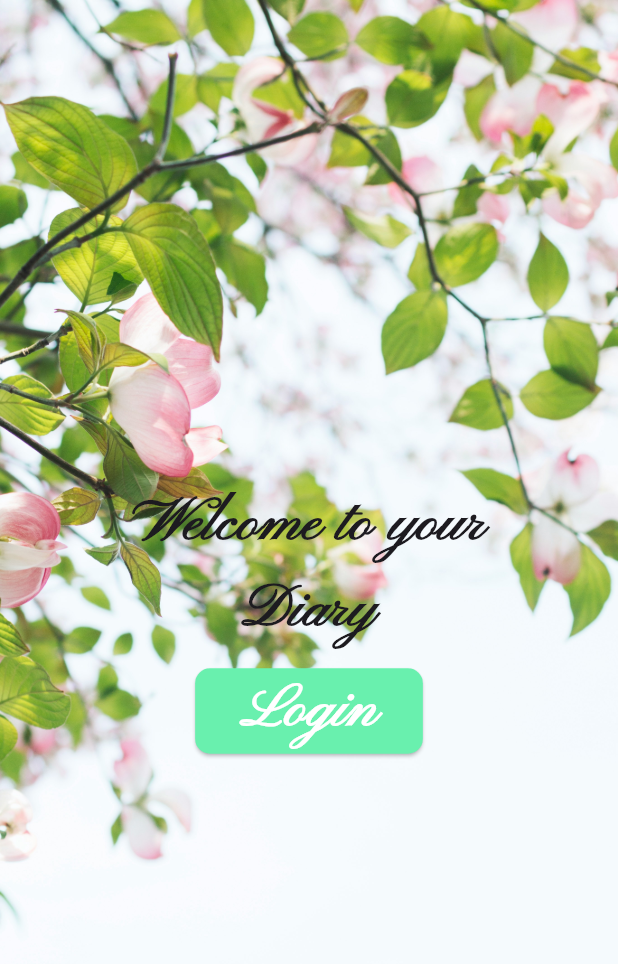
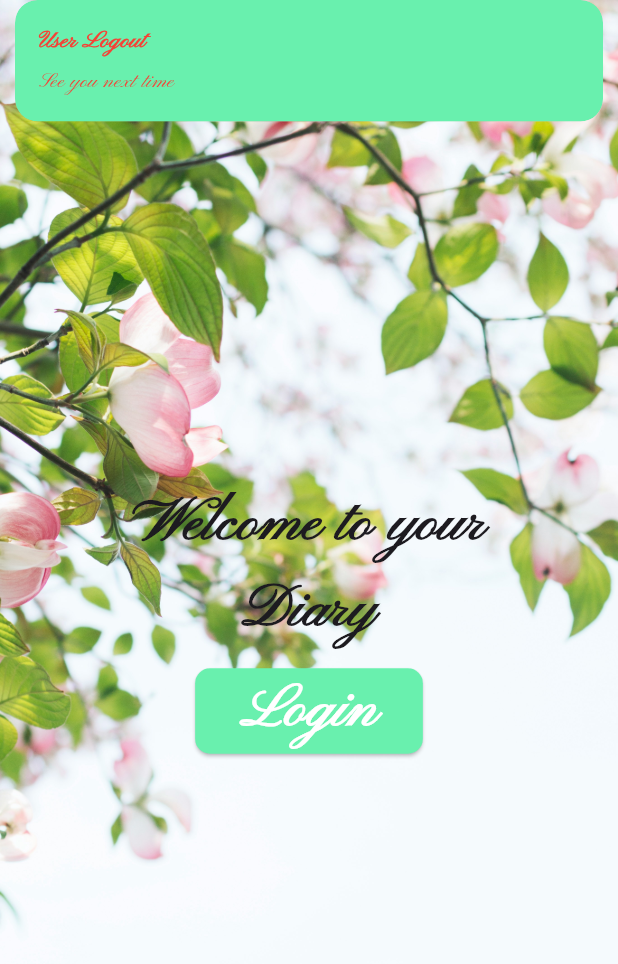
Before and after one commit to Ybouali/mobile, a Flutter app: the BottomNavMenu screen opened directly, after a tap on the "login" icon, on a phone screen of 412 x 824 dp. Shown: the top 964 px of the screen. Run offline on Flutter 3.47's test engine with Material 3 defaults, Android fonts, the phone set to English and light mode, and no system bars; our stand-ins replace cloud_firestore, connectivity_plus, firebase_core, fl_chart, flutter_dotenv, flutter_secure_storage and 8 more; missing offline and left inert: app_settings, auth0_flutter, expressions; accounts and stored records are empty.

Commit message:
module 4 done

```diff
--- a/module-4/diary_app/lib/features/components/feel_card.dart
+++ b/module-4/diary_app/lib/features/components/feel_card.dart
@@ -17,7 +17,9 @@ class FeelCard extends StatelessWidget {
   @override
   Widget build(BuildContext context) {
     final EntryController entryController = Get.put(EntryController());
-    final double percent = entryController.getFeelingPercentage(feeling);
+    final double percent = entryController
+        .getFeelingPercentage(feeling)
+        .roundToDouble();
     return Row(
       children: [
         const SizedBox(width: 5),
--- a/module-4/diary_app/lib/features/components/new_entry_button.dart
+++ b/module-4/diary_app/lib/features/components/new_entry_button.dart
@@ -70,7 +70,7 @@ void _addEntry(BuildContext context, EntryController entryController) {
               ),
               onPressed: () async {
                 await entryController.createEntry();
-                Get.back();
+                // Get.back();
                 entryController.contentController.clear();
                 entryController.titleController.clear();
               },
--- a/module-4/diary_app/lib/features/screens/list_entry_screen.dart
+++ b/module-4/diary_app/lib/features/screens/list_entry_screen.dart
@@ -145,7 +145,7 @@ void _showMoreInfoOfFeeling(
                     entryModel.userEmail!,
                     entryModel.id!,
                   );
-                  Get.back();
+                  // Get.back();
                 },
               ),
             ],
--- a/module-4/diary_app/lib/features/screens/on_bording_screen.dart
+++ b/module-4/diary_app/lib/features/screens/on_bording_screen.dart
@@ -1,5 +1,6 @@
 import 'package:diary_app/features/components/background.dart';
 import 'package:diary_app/features/controllers/entry_controller.dart';
+import 'package:diary_app/features/models/user_model.dart';
 import 'package:diary_app/features/services/auth/auth_service.dart';
 import 'package:diary_app/navigation/bottom_nav_menu.dart';
 import 'package:flutter/material.dart';
@@ -37,7 +38,7 @@ class OnBordingScreen extends StatelessWidget {
                 ),
                 onPressed: () async {
                   await AuthService().login();
-                  if (entryController.user.value != null &&
+                  if (entryController.user.value != UserModel.empty() &&
                       entryController.user.value!.checkExp()) {
                     Get.to(() => BottomNavMenu());
                   }
--- a/module-4/diary_app/lib/features/screens/widgets/header_profile.dart
+++ b/module-4/diary_app/lib/features/screens/widgets/header_profile.dart
@@ -65,9 +65,8 @@ class HeaderProfile extends StatelessWidget {
             // Icon to logOut from app
             IconButton(
               onPressed: () async {
-                await AuthService().logoutAuth();
-                if (entryController.user.value != null &&
-                    !entryController.user.value!.checkExp()) {
+                final bool out = await AuthService().logoutAuth();
+                if (out) {
                   Get.offAll(() => OnBordingScreen());
                 }
               },
--- a/module-4/diary_app/lib/features/services/auth/auth_service.dart
+++ b/module-4/diary_app/lib/features/services/auth/auth_service.dart
@@ -13,8 +13,15 @@ class AuthService {
   Future<void> login() async {
     try {
       if (_entryController.user.value != null &&
+          _entryController.user.value!.email.isNotEmpty &&
           _entryController.user.value!.checkExp()) {
-        Get.to(() => BottomNavMenu());
+        await _entryController.getAllEntrybyEmail();
+        Get.offAll(() => BottomNavMenu());
+        Get.snackbar(
+          'Login Required',
+          'You need to login to continue',
+          snackPosition: SnackPosition.BOTTOM,
+        );
         return;
       }
 
@@ -24,6 +31,31 @@ class AuthService {
       final auth0 = Auth0(domain, clientId);
       final credentials = await auth0.webAuthentication().login();
 
+      // final String provider = credentials.user.sub.split("|")[0];
+      // print('provider');
+      // print(provider);
+      // print(credentials.user.email);
+      // print('provider');
+
+      if (credentials.user.email == null) {
+        throw Exception('User not logged in');
+      }
+
+      final storage = FlutterSecureStorage();
+
+      await storage.deleteAll();
+      _entryController.user.value = UserModel.empty();
+
+      if (credentials.user.email!.isEmpty) {
+        _entryController.user.value = UserModel.empty();
+        Get.snackbar(
+          'Login Required',
+          'You need to login to continue',
+          snackPosition: SnackPosition.BOTTOM,
+        );
+        return;
+      }
+
       _entryController.user.value = UserModel(
         email: credentials.user.email!,
         name: credentials.user.name!,
@@ -32,15 +64,27 @@ class AuthService {
 
       // Store the user in secure_storage
 
-      final storage = FlutterSecureStorage();
-
       await storage.write(key: "email", value: credentials.user.email!);
       await storage.write(key: "name", value: credentials.user.name!);
       await storage.write(
         key: "expiresAt",
         value: credentials.expiresAt.toString(),
       );
+      Get.snackbar(
+        'User Logged in',
+        'Welcome Back ${credentials.user.name} :)',
+        snackPosition: SnackPosition.TOP,
+        backgroundColor: Colors.green.shade200,
+        colorText: Colors.black87,
+      );
+      await _entryController.getAllEntrybyEmail();
     } catch (e) {
+      Get.snackbar(
+        'There is a problem',
+        'Please Try agin :)',
+        snackPosition: SnackPosition.TOP,
+        backgroundColor: Colors.red,
+      );
       debugPrint(e.toString());
     }
   }
@@ -51,19 +95,32 @@ class AuthService {
     return (domain, clientId);
   }
 
-  Future<void> logoutAuth() async {
+  Future<bool> logoutAuth() async {
     final (domain, clientId) = getAuth0();
 
     final auth0 = Auth0(domain, clientId);
     try {
       await auth0.webAuthentication().logout();
+
       final storage = FlutterSecureStorage();
-      await storage.write(key: "email", value: "");
-      await storage.write(key: "name", value: "");
-      await storage.write(key: "expiresAt", value: DateTime(0).toString());
+      await storage.deleteAll();
       _entryController.user.value = UserModel.empty();
+      Get.snackbar(
+        'User Logout',
+        'See you next time',
+        snackPosition: SnackPosition.TOP,
+        backgroundColor: Colors.greenAccent,
+        colorText: Colors.red,
+      );
+      return true;
     } catch (e) {
       debugPrint(e.toString());
+      Get.snackbar(
+        'User can not logout',
+        'See you next time',
+        snackPosition: SnackPosition.BOTTOM,
+      );
+      return false;
     }
   }
 }
--- a/module-4/diary_app/lib/main.dart
+++ b/module-4/diary_app/lib/main.dart
@@ -1,4 +1,5 @@
 import 'package:diary_app/features/controllers/entry_controller.dart';
+import 'package:diary_app/features/models/user_model.dart';
 import 'package:diary_app/features/screens/on_bording_screen.dart';
 import 'package:diary_app/firebase_options.dart';
 import 'package:diary_app/navigation/bottom_nav_menu.dart';
@@ -11,40 +12,31 @@ Future<void> main() async {
   WidgetsFlutterBinding.ensureInitialized();
   await dotenv.load(fileName: ".env");
   await Firebase.initializeApp(options: DefaultFirebaseOptions.currentPlatform);
+  final EntryController entryController = Get.put(EntryController());
 
+  await entryController.initUserIfIsOnStorage();
+  await entryController.getAllEntrybyEmail();
   runApp(MyApp());
 }
 
-class MyApp extends StatefulWidget {
+class MyApp extends StatelessWidget {
   const MyApp({super.key});
 
   @override
-  State<MyApp> createState() => _MyAppState();
-}
+  Widget build(BuildContext context) {
+    final EntryController entryController = Get.put(EntryController());
 
-class _MyAppState extends State<MyApp> {
-  final EntryController entryController = Get.put(EntryController());
-
-  @override
-  void initState() {
-    init();
-    super.initState();
-  }
-
-  void init() async {
-    await entryController.initUserIfIsOnStorage();
-  }
-
-  @override
-  Widget build(BuildContext context) {
     return GetMaterialApp(
+      debugShowCheckedModeBanner: false,
       theme: ThemeData(fontFamily: "Tangerine"),
-      debugShowCheckedModeBanner: false,
-      home: Obx(
-        () => entryController.user.value != null
-            ? BottomNavMenu()
-            : OnBordingScreen(),
-      ),
+      home: Obx(() {
+        if (entryController.user.value != UserModel.empty() &&
+            entryController.user.value!.email.isNotEmpty) {
+          return BottomNavMenu();
+        } else {
+          return OnBordingScreen();
+        }
+      }),
     );
   }
 }
```
Also changed, not shown: module-4/diary_app/lib/features/controllers/entry_controller.dart (+53 -7 lines), 25 other files.
